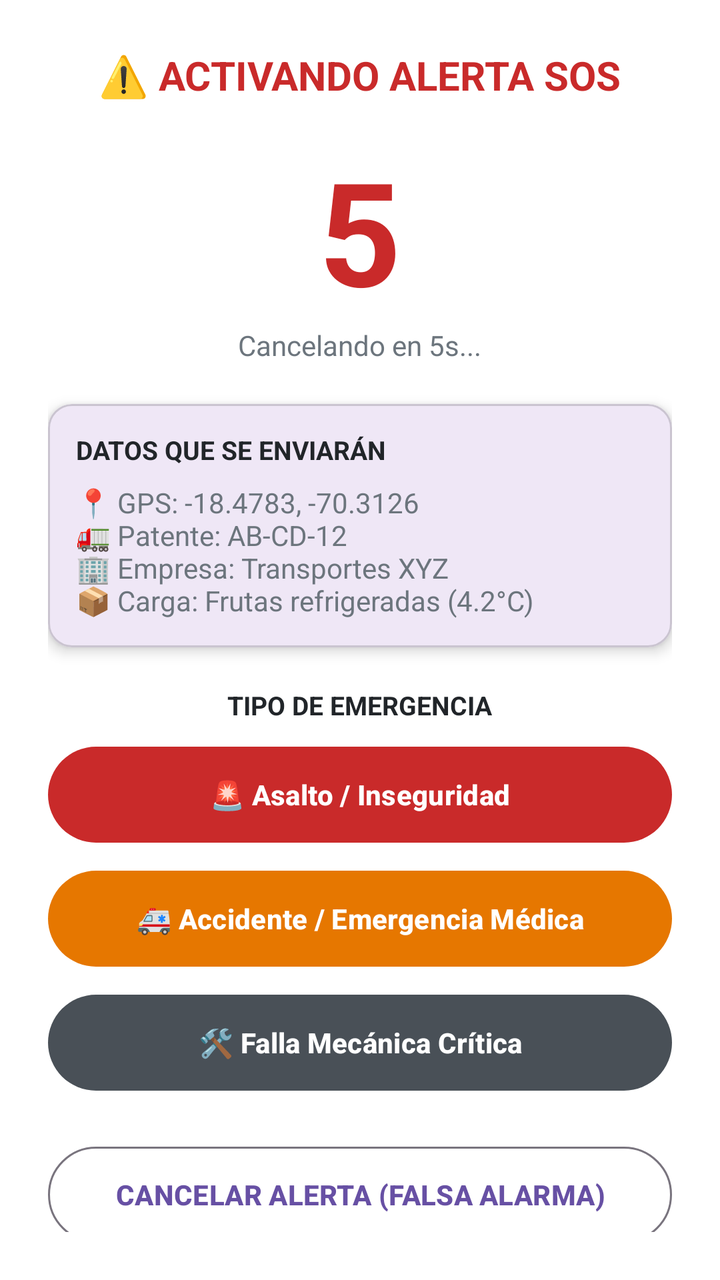
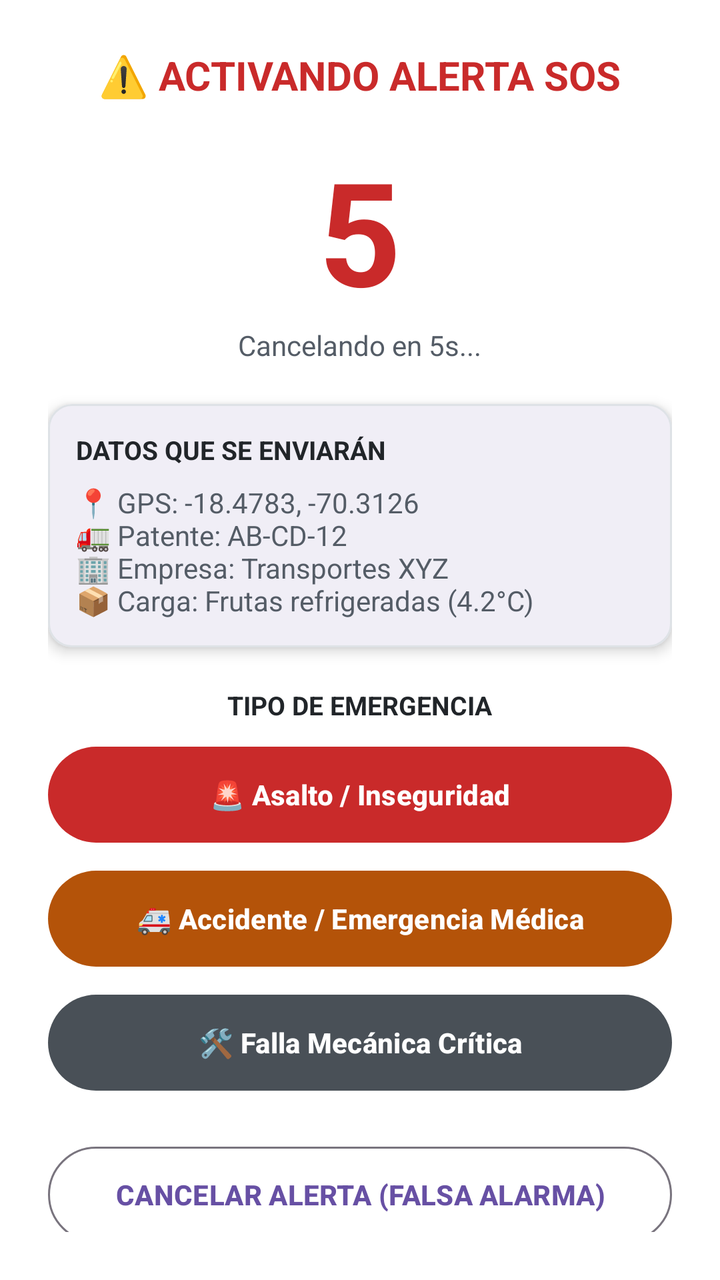

An Android layout rendered at two revisions. The XML below is the earlier revision; the diff shows what the commit changed to produce the second picture.
<!-- AndroidManifest.xml: application theme Theme.RedSOS -->
<!-- res/layout/activity_dialog_sos_emergency.xml -->
<?xml version="1.0" encoding="utf-8"?>
<LinearLayout xmlns:android="http://schemas.android.com/apk/res/android"
    xmlns:app="http://schemas.android.com/apk/res-auto"
    xmlns:tools="http://schemas.android.com/tools"
    android:layout_width="match_parent"
    android:layout_height="match_parent"
    android:orientation="vertical"
    android:background="#F2FFFFFF"
    android:padding="24dp"
    android:gravity="center_horizontal"
    tools:context=".dialog_sos_emergency">

    
    <TextView
        android:layout_width="wrap_content"
        android:layout_height="wrap_content"
        android:text="⚠️ ACTIVANDO ALERTA SOS"
        android:textColor="@color/status_red"
        android:textSize="20sp"
        android:textStyle="bold" />

    <TextView
        android:id="@+id/txt_contador_sos"
        android:layout_width="wrap_content"
        android:layout_height="wrap_content"
        android:text="5"
        android:textColor="@color/status_red"
        android:textSize="72sp"
        android:textStyle="bold"
        android:layout_marginTop="16dp" />

    <TextView
        android:layout_width="wrap_content"
        android:layout_height="wrap_content"
        android:text="Cancelando en 5s..."
        android:textColor="@color/text_secondary"
        android:textSize="14sp" />

    
    <com.google.android.material.card.MaterialCardView
        android:layout_width="match_parent"
        android:layout_height="wrap_content"
        android:layout_marginTop="20dp"
        app:cardCornerRadius="12dp"
        app:cardElevation="4dp">

        <LinearLayout
            android:layout_width="match_parent"
            android:layout_height="wrap_content"
            android:orientation="vertical"
            android:padding="14dp">

            <TextView
                android:layout_width="wrap_content"
                android:layout_height="wrap_content"
                android:text="DATOS QUE SE ENVIARÁN"
                android:textColor="@color/text_primary"
                android:textSize="13sp"
                android:textStyle="bold" />

            <TextView
                android:id="@+id/txt_datos_sos"
                android:layout_width="wrap_content"
                android:layout_height="wrap_content"
                android:text="📍 GPS: -18.4783, -70.3126\n🚛 Patente: AB-CD-12\n🏢 Empresa: Transportes XYZ\n📦 Carga: Frutas refrigeradas (4.2°C)"
                android:textColor="@color/text_secondary"
                android:textSize="14sp"
                android:layout_marginTop="8dp" />
        </LinearLayout>
    </com.google.android.material.card.MaterialCardView>

    
    <TextView
        android:layout_width="wrap_content"
        android:layout_height="wrap_content"
        android:text="TIPO DE EMERGENCIA"
        android:textColor="@color/text_primary"
        android:textSize="13sp"
        android:textStyle="bold"
        android:layout_marginTop="20dp" />

    <Button
        android:id="@+id/btn_sos_asalto"
        android:layout_width="match_parent"
        android:layout_height="56dp"
        android:layout_marginTop="8dp"
        android:text="🚨 Asalto / Inseguridad"
        android:textColor="@color/white"
        android:textStyle="bold"
        app:backgroundTint="@color/status_red" />

    <Button
        android:id="@+id/btn_sos_accidente"
        android:layout_width="match_parent"
        android:layout_height="56dp"
        android:layout_marginTop="6dp"
        android:text="🚑 Accidente / Emergencia Médica"
        android:textColor="@color/white"
        android:textStyle="bold"
        app:backgroundTint="@color/status_yellow" />

    <Button
        android:id="@+id/btn_sos_mecanica"
        android:layout_width="match_parent"
        android:layout_height="56dp"
        android:layout_marginTop="6dp"
        android:text="🛠️ Falla Mecánica Crítica"
        android:textColor="@color/white"
        android:textStyle="bold"
        app:backgroundTint="@color/neutral_slate" />

    
    <Button
        android:id="@+id/btn_cancelar_sos"
        android:layout_width="match_parent"
        android:layout_height="56dp"
        android:layout_marginTop="20dp"
        android:text="CANCELAR ALERTA (FALSA ALARMA)"
        android:textStyle="bold"
        style="@style/Widget.Material3.Button.OutlinedButton" />

</LinearLayout>
<!-- resources referenced by this layout -->
<resources>
  <color name="neutral_slate">#495057</color>
  <color name="status_red">#C92A2A</color>
  <color name="status_yellow">#E67700</color>
  <color name="text_primary">#212529</color>
  <color name="text_secondary">#6C757D</color>
  <color name="white">#FFFFFF</color>
  <style name="Theme.RedSOS" parent="Base.Theme.RedSOS" />
  <style name="Base.Theme.RedSOS" parent="Theme.Material3.DayNight.NoActionBar">
          
          
      </style>
</resources>

<!-- the commit's change to res/layout/activity_dialog_sos_emergency.xml (unified diff, before → after) -->
@@ -2,6 +2,7 @@
 <LinearLayout xmlns:android="http://schemas.android.com/apk/res/android"
     xmlns:app="http://schemas.android.com/apk/res-auto"
     xmlns:tools="http://schemas.android.com/tools"
+    android:id="@+id/main"
     android:layout_width="match_parent"
     android:layout_height="match_parent"
     android:orientation="vertical"
@@ -42,7 +43,10 @@
         android:layout_height="wrap_content"
         android:layout_marginTop="20dp"
         app:cardCornerRadius="12dp"
-        app:cardElevation="4dp">
+        app:cardElevation="4dp"
+        app:cardBackgroundColor="@color/white"
+        app:strokeColor="@color/neutral_border"
+        app:strokeWidth="1dp">
 
         <LinearLayout
             android:layout_width="match_parent"
<!-- resource entries referenced after the edit -->
@@ -1,15 +1,20 @@
 <!-- resources referenced by this layout -->
 <resources>
+  <color name="neutral_border">#DEE2E6</color>
   <color name="neutral_slate">#495057</color>
   <color name="status_red">#C92A2A</color>
-  <color name="status_yellow">#E67700</color>
+  <color name="status_yellow">#B45309</color>
   <color name="text_primary">#212529</color>
-  <color name="text_secondary">#6C757D</color>
+  <color name="text_secondary">#545C66</color>
   <color name="white">#FFFFFF</color>
   <style name="Theme.RedSOS" parent="Base.Theme.RedSOS" />
-  <style name="Base.Theme.RedSOS" parent="Theme.Material3.DayNight.NoActionBar">
+  <style name="Base.Theme.RedSOS" parent="Theme.Material3.Light.NoActionBar">
           
-          
+          <item name="android:forceDarkAllowed">false</item>
+          <item name="android:windowBackground">@color/neutral_light</item>
+          <item name="colorOnSurface">@color/text_primary</item>
+          <item name="colorSurface">@color/white</item>
       </style>
+  <color name="neutral_light">#F8F9FA</color>
 </resources>
 
